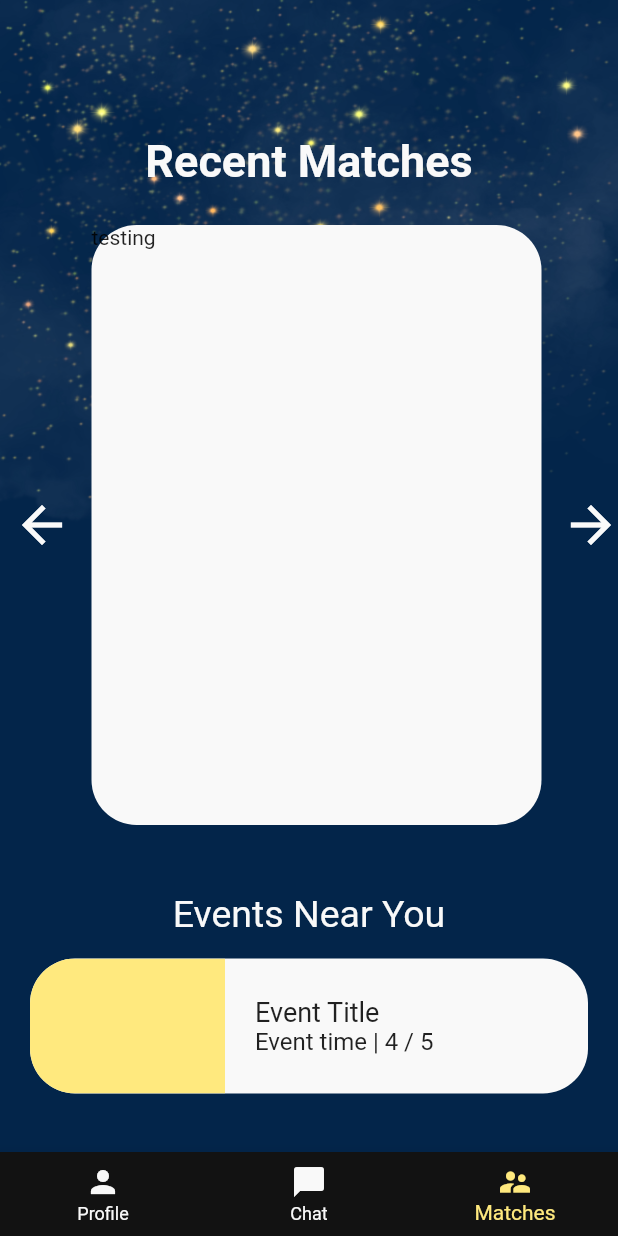
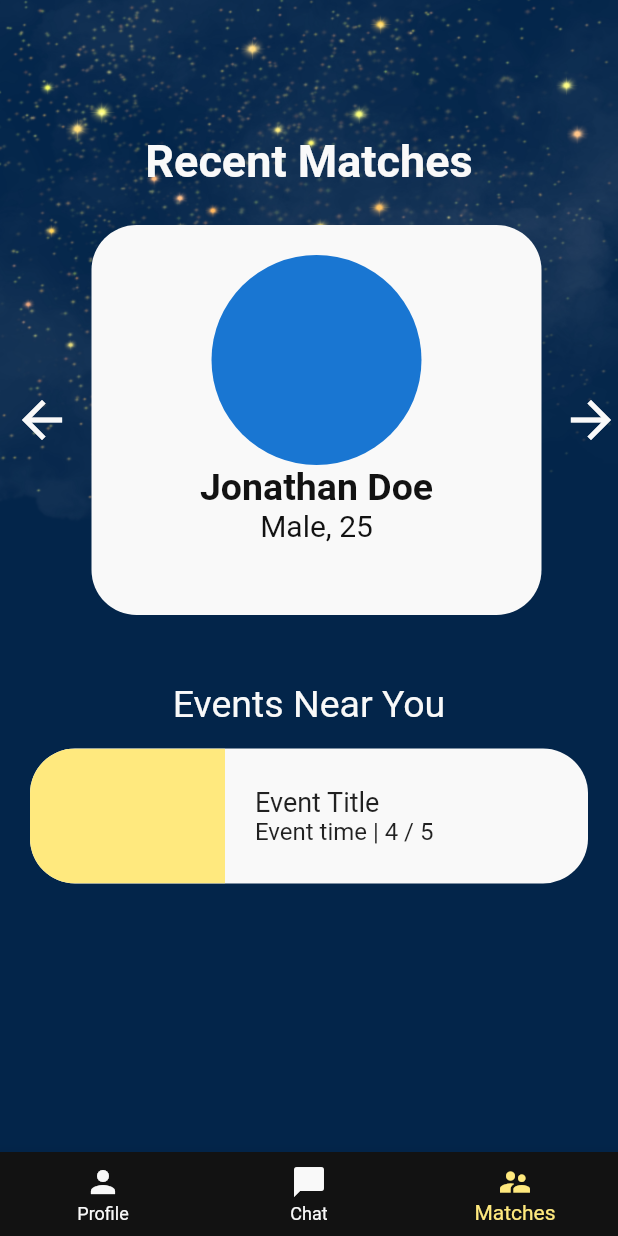
Before and after one commit to errorTeamNameNotFound/HackDFW, a Flutter app: the screen it shows after launch, item 3 of the bottom bar chosen, on a phone screen of 412 x 824 dp. Run offline on Flutter 3.47's test engine with Material 2 defaults, Android fonts, the phone set to English and light mode, and no system bars.

Commit message:
modified matches page

```diff
--- a/lib/pages/pagecontent/homecontent.dart
+++ b/lib/pages/pagecontent/homecontent.dart
@@ -54,13 +54,37 @@ class _MatchesContentState extends State<MatchesContent> {
                   vertical: 15,
                   horizontal: 5,
                 ),
-                height: 400,
+                height: 260,
                 width: 300,
                 decoration: BoxDecoration(
                   color: Styles.kOffWhite,
                   borderRadius: BorderRadius.circular(30),
                 ),
-                child: Text("testing"),
+                child: Padding(
+                  padding: const EdgeInsets.only(top: 20.0),
+                  child: Column(
+                    children: [
+                      CircleAvatar(
+                        minRadius: 70,
+                      ),
+                      Text(
+                        "Jonathan Doe",
+                        style: TextStyle(
+                          fontWeight: FontWeight.bold,
+                          fontSize: 25,
+                          color: Styles.kGray,
+                        ),
+                      ),
+                      Text(
+                        "Male, 25",
+                        style: TextStyle(
+                          fontSize: 20,
+                          color: Styles.kGray,
+                        ),
+                      )
+                    ],
+                  ),
+                ),
               ),
               IconButton(
                 onPressed: () {},
```
